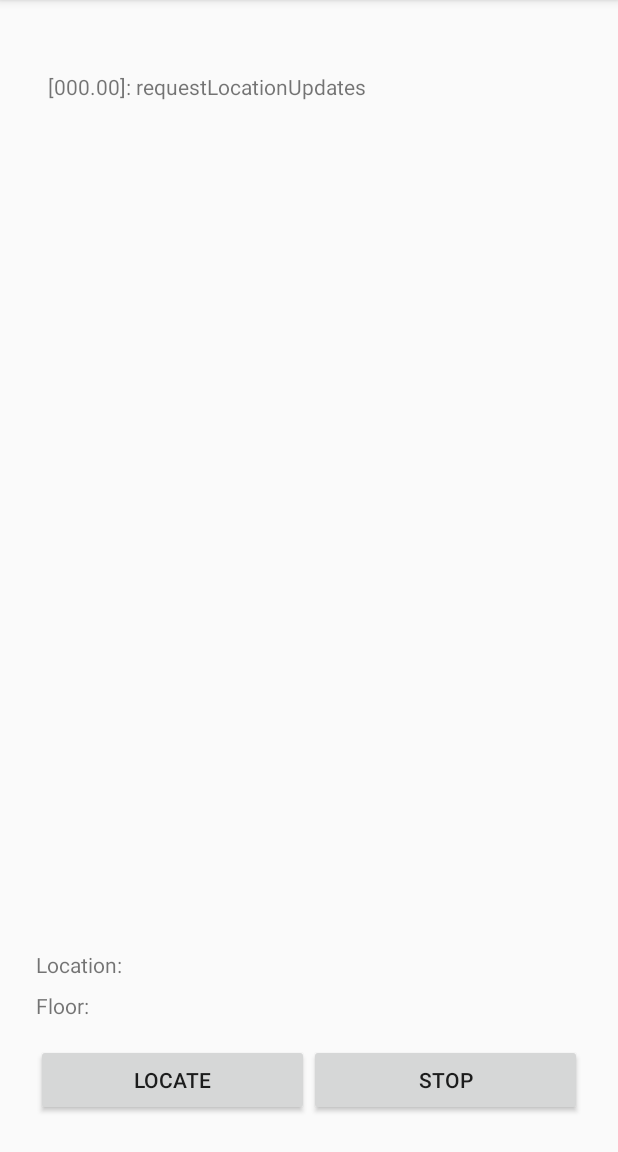
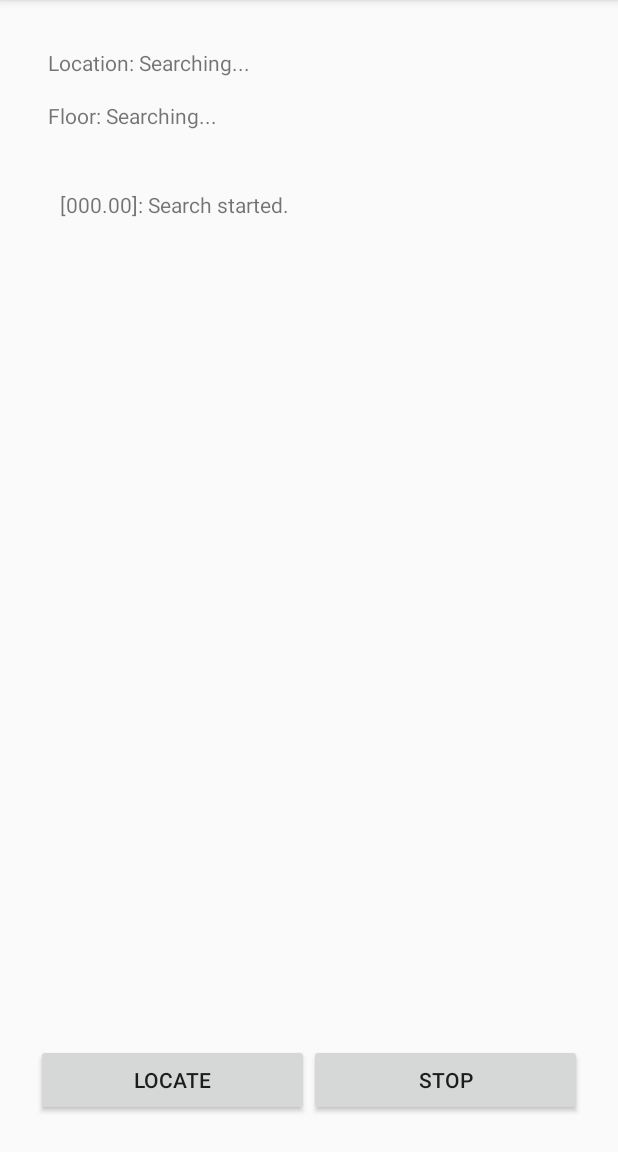
Before and after one commit to adrianfoong8/WiFiPositioning, an Android app: the screen it shows after launch (MainActivity), after a tap on "LOCATE", on a phone screen of 412 x 824 dp, the part 84-1236 px from its top. Run offline under Robolectric (Android 15) with nearby library versions, the phone set to English and light mode, and no system bars; libraries missing offline, so code that uses them is left out: com.indooratlas.android; 5 statements that could not run were skipped.

Commit message:
Update UI

```diff
--- a/app/src/main/java/com/example/android/wi_fipositioning/MainActivity.java
+++ b/app/src/main/java/com/example/android/wi_fipositioning/MainActivity.java
@@ -1,16 +1,12 @@
 package com.example.android.wi_fipositioning;
 
-import android.app.AlertDialog;
-import android.content.DialogInterface;
 import android.os.Bundle;
 import android.os.SystemClock;
 import android.support.annotation.NonNull;
 import android.support.v7.app.AppCompatActivity;
 import android.view.View;
-import android.widget.EditText;
 import android.widget.ScrollView;
 import android.widget.TextView;
-import android.widget.Toast;
 
 import com.indooratlas.android.sdk.IALocation;
 import com.indooratlas.android.sdk.IALocationListener;
@@ -30,7 +26,9 @@ public class MainActivity extends AppCompatActivity
     static final String FASTEST_INTERVAL = "fastestInterval";
     static final String SHORTEST_DISPLACEMENT = "shortestDisplacement";
     Integer mCurrentFloorLevel = null;
+    String mCurrentLocation = null;
     TextView mUiFloorLevel;
+    TextView mUiLocation;
     private IALocationManager mLocationManager;
     private TextView mLog;
     private ScrollView mScrollView;
@@ -54,6 +52,7 @@ public class MainActivity extends AppCompatActivity
         mLocationManager = IALocationManager.create(this);
 
         mUiFloorLevel = (TextView) findViewById(R.id.text_view_floor_level);
+        mUiLocation = (TextView) findViewById(R.id.text_view_location);
 
         updateUi();
 
@@ -110,16 +109,15 @@ public class MainActivity extends AppCompatActivity
         mLocationManager.removeLocationUpdates(MainActivity.this);
         mLocationManager.requestLocationUpdates(request, MainActivity.this);
 
-        log("requestLocationUpdates");
+        log("Search started.");
+
+        setText(mUiFloorLevel, "Searching...");
+        setText(mUiLocation, "Searching...");
     }
 
     public void removeUpdates(View view) {
-        log("removeLocationUpdates");
+        log("Search stopped.");
         mLocationManager.removeLocationUpdates(this);
-    }
-
-    public void setLocation(View view) {
-        askLocation();
     }
 
     @Override
@@ -129,6 +127,11 @@ public class MainActivity extends AppCompatActivity
                 location.getFloorCertainty()));
 
         mCurrentFloorLevel = location.hasFloorLevel() ? location.getFloorLevel() : null;
+
+//        if(location.getLatitude()>=4.583449){
+//            if(location.getLongitude()>=101.094416)
+//        }
+
         updateUi();
     }
 
@@ -201,37 +204,6 @@ public class MainActivity extends AppCompatActivity
         mScrollView.smoothScrollBy(0, mLog.getBottom());
     }
 
-    /**
-     * Shows AlertDialog with text entry widget. This example assumes that input is a floor plan
-     * identifier, i.e. UUID which is displayed in IndoorAtlas developer site next to floor plan's
-     * map. See Developer documents for more info: http://docs.indooratlas.com
-     */
-    private void askLocation() {
-
-        final EditText editText = new EditText(this);
-
-        new AlertDialog.Builder(this)
-                .setTitle(R.string.dialog_set_location_title)
-                .setView(editText)
-                .setCancelable(true)
-                .setPositiveButton(R.string.button_ok, new DialogInterface.OnClickListener() {
-                    @Override
-                    public void onClick(DialogInterface dialog, int which) {
-                        try {
-                            final String text = editText.getText().toString();
-                            final IARegion region = IARegion.floorPlan(text);
-                            mLocationManager.setLocation(IALocation.from(region));
-                            log("setLocation: " + text);
-                        } catch (Exception e) {
-                            Toast.makeText(MainActivity.this,
-                                    getString(R.string.error_could_not_set_location, e.toString()),
-                                    Toast.LENGTH_SHORT).show();
-                        }
-                    }
-                }).show();
-
-    }
-
     @Override
     public void onSaveInstanceState(Bundle savedInstanceState) {
         savedInstanceState.putLong(FASTEST_INTERVAL, mFastestInterval);
@@ -252,6 +224,11 @@ public class MainActivity extends AppCompatActivity
 
     void updateUi() {
         String level = "";
+        String location = "";
+        if (mCurrentLocation != null) {
+            location = mCurrentLocation.toString();
+        }
+        setText(mUiLocation, location);
         if (mCurrentFloorLevel != null) {
             level = mCurrentFloorLevel.toString();
         }
--- a/app/src/main/res/layout/activity_main.xml
+++ b/app/src/main/res/layout/activity_main.xml
@@ -13,7 +13,7 @@
 
     <ScrollView
         android:id="@+id/scroller"
-        android:layout_width="match_parent"
+        android:layout_width="0dp"
         android:layout_height="0dp"
         android:layout_marginBottom="8dp"
         android:layout_marginEnd="8dp"
@@ -21,20 +21,19 @@
         android:layout_marginRight="8dp"
         android:layout_marginStart="8dp"
         android:layout_marginTop="8dp"
-        app:layout_constraintBottom_toTopOf="@+id/linearLayout2"
+        android:padding="8dp"
+        app:layout_constraintBottom_toTopOf="@+id/linearLayout"
         app:layout_constraintEnd_toEndOf="parent"
         app:layout_constraintStart_toStartOf="parent"
-        app:layout_constraintTop_toTopOf="parent">
+        app:layout_constraintTop_toBottomOf="@+id/linearLayout2">
 
         <TextView
             android:id="@+id/text"
             android:layout_width="wrap_content"
             android:layout_height="wrap_content"
             android:layout_marginEnd="8dp"
-            android:layout_marginLeft="8dp"
-            android:layout_marginRight="8dp"
             android:layout_marginStart="8dp"
-            android:layout_marginTop="8dp"
+            app:layout_constraintBottom_toBottomOf="parent"
             app:layout_constraintEnd_toEndOf="parent"
             app:layout_constraintStart_toStartOf="parent"
             app:layout_constraintTop_toTopOf="parent" />
@@ -45,22 +44,21 @@
         android:id="@+id/linearLayout2"
         android:layout_width="match_parent"
         android:layout_height="wrap_content"
-        android:layout_marginBottom="8dp"
         android:layout_marginEnd="8dp"
         android:layout_marginLeft="8dp"
         android:layout_marginRight="8dp"
         android:layout_marginStart="8dp"
         android:layout_marginTop="8dp"
         android:orientation="vertical"
-        app:layout_constraintBottom_toTopOf="@+id/linearLayout"
         app:layout_constraintEnd_toEndOf="parent"
-        app:layout_constraintStart_toStartOf="parent">
+        app:layout_constraintStart_toStartOf="parent"
+        app:layout_constraintTop_toTopOf="parent">
 
         <LinearLayout
             android:layout_width="wrap_content"
             android:layout_height="wrap_content"
-            android:orientation="horizontal"
-            android:paddingBottom="8dp">
+            android:layout_margin="8dp"
+            android:orientation="horizontal">
 
             <TextView
                 android:layout_width="match_parent"
@@ -68,6 +66,7 @@
                 android:text="Location: " />
 
             <TextView
+                android:id="@+id/text_view_location"
                 android:layout_width="wrap_content"
                 android:layout_height="wrap_content" />
         </LinearLayout>
@@ -75,8 +74,8 @@
         <LinearLayout
             android:layout_width="wrap_content"
             android:layout_height="wrap_content"
-            android:orientation="horizontal"
-            android:paddingBottom="8dp">
+            android:layout_margin="8dp"
+            android:orientation="horizontal">
 
             <TextView
                 android:layout_width="wrap_content"
```
